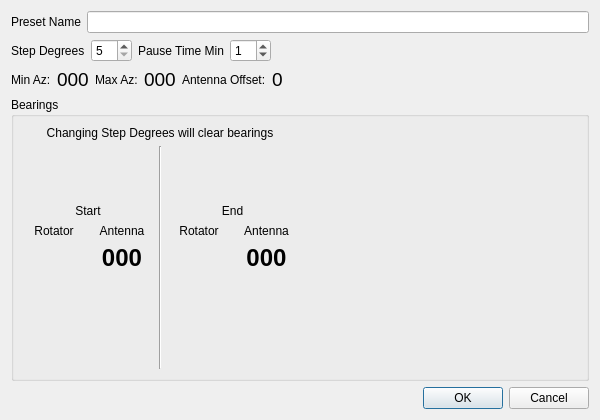
The window that mqt/MqtRotator/skyscanpresetsdialog.ui (Rsclub22/Minos2-Mirror) describes before a commit, drawn with Qt 5.
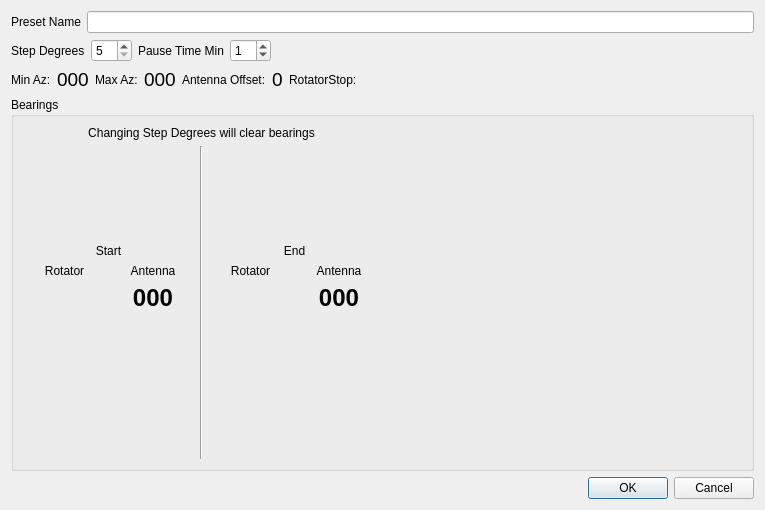
The same window after the commit. Custom widgets are drawn as their Qt base class.

Commit message: more work on skyscan preset edit button

Patch:
```diff
--- a/mqt/MqtRotator/skyscanpresetsdialog.ui
+++ b/mqt/MqtRotator/skyscanpresetsdialog.ui
@@ -6,8 +6,8 @@
    <rect>
     <x>0</x>
     <y>0</y>
-    <width>600</width>
-    <height>420</height>
+    <width>765</width>
+    <height>510</height>
    </rect>
   </property>
   <property name="windowTitle">
@@ -164,6 +164,24 @@
              </property>
             </widget>
            </item>
+           <item>
+            <layout class="QHBoxLayout" name="horizontalLayout_4">
+             <item>
+              <widget class="QLabel" name="rotatorStopLabel">
+               <property name="text">
+                <string>RotatorStop:</string>
+               </property>
+              </widget>
+             </item>
+             <item>
+              <widget class="QLabel" name="southStopDisplay">
+               <property name="text">
+                <string/>
+               </property>
+              </widget>
+             </item>
+            </layout>
+           </item>
            <item>
             <spacer name="horizontalSpacer_2">
              <property name="orientation">
```
The commit also changes 7 other files.
